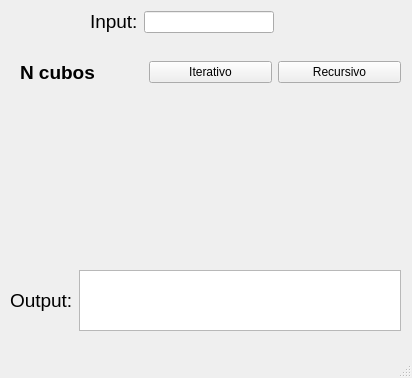
First picture: the form in mainwindow.ui, repository cpedrohenrique1/recursividade2, before the edit.
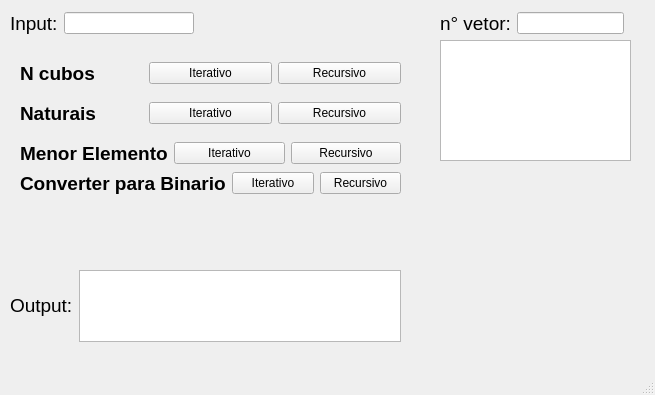
Second picture: the form after the edit.

Commit message: converterBin e menorelemento ainda em testes

Patch:
```diff
--- a/mainwindow.ui
+++ b/mainwindow.ui
@@ -6,21 +6,21 @@
    <rect>
     <x>0</x>
     <y>0</y>
-    <width>412</width>
-    <height>378</height>
+    <width>655</width>
+    <height>395</height>
    </rect>
   </property>
   <property name="windowTitle">
    <string>MainWindow</string>
   </property>
   <widget class="QWidget" name="centralwidget">
-   <widget class="QWidget" name="">
+   <widget class="QWidget" name="layoutWidget">
     <property name="geometry">
      <rect>
       <x>20</x>
       <y>60</y>
       <width>381</width>
-      <height>25</height>
+      <height>27</height>
      </rect>
     </property>
     <layout class="QHBoxLayout" name="horizontalLayout">
@@ -47,13 +47,13 @@
      </item>
     </layout>
    </widget>
-   <widget class="QWidget" name="">
+   <widget class="QWidget" name="layoutWidget">
     <property name="geometry">
      <rect>
-      <x>90</x>
+      <x>10</x>
       <y>10</y>
       <width>184</width>
-      <height>24</height>
+      <height>27</height>
      </rect>
     </property>
     <layout class="QHBoxLayout" name="horizontalLayout_2">
@@ -69,13 +69,13 @@
      </item>
     </layout>
    </widget>
-   <widget class="QWidget" name="">
+   <widget class="QWidget" name="layoutWidget">
     <property name="geometry">
      <rect>
       <x>10</x>
       <y>270</y>
       <width>391</width>
-      <height>61</height>
+      <height>72</height>
      </rect>
     </property>
     <layout class="QHBoxLayout" name="horizontalLayout_3">
@@ -91,6 +91,137 @@
      </item>
     </layout>
    </widget>
+   <widget class="QWidget" name="layoutWidget_2">
+    <property name="geometry">
+     <rect>
+      <x>20</x>
+      <y>100</y>
+      <width>381</width>
+      <height>27</height>
+     </rect>
+    </property>
+    <layout class="QHBoxLayout" name="horizontalLayout_4">
+     <item>
+      <widget class="QLabel" name="label_4">
+       <property name="text">
+        <string>&lt;html&gt;&lt;head/&gt;&lt;body&gt;&lt;p&gt;&lt;span style=&quot; font-size:14pt; font-weight:700;&quot;&gt;Naturais&lt;/span&gt;&lt;/p&gt;&lt;/body&gt;&lt;/html&gt;</string>
+       </property>
+      </widget>
+     </item>
+     <item>
+      <widget class="QPushButton" name="pushButton_NaturaisIterativo">
+       <property name="text">
+        <string>Iterativo</string>
+       </property>
+      </widget>
+     </item>
+     <item>
+      <widget class="QPushButton" name="pushButton_NaturaisRecursivo">
+       <property name="text">
+        <string>Recursivo</string>
+       </property>
+      </widget>
+     </item>
+    </layout>
+   </widget>
+   <widget class="QWidget" name="layoutWidget_3">
+    <property name="geometry">
+     <rect>
+      <x>20</x>
+      <y>140</y>
+      <width>381</width>
+      <height>27</height>
+     </rect>
+    </property>
+    <layout class="QHBoxLayout" name="horizontalLayout_5">
+     <item>
+      <widget class="QLabel" name="label_5">
+       <property name="text">
+        <string>&lt;html&gt;&lt;head/&gt;&lt;body&gt;&lt;p&gt;&lt;span style=&quot; font-size:14pt; font-weight:700;&quot;&gt;Menor Elemento&lt;/span&gt;&lt;/p&gt;&lt;/body&gt;&lt;/html&gt;</string>
+       </property>
+      </widget>
+     </item>
+     <item>
+      <widget class="QPushButton" name="pushButton_menorElementoIterativo">
+       <property name="text">
+        <string>Iterativo</string>
+       </property>
+      </widget>
+     </item>
+     <item>
+      <widget class="QPushButton" name="pushButton_menorElementoRecursivo">
+       <property name="text">
+        <string>Recursivo</string>
+       </property>
+      </widget>
+     </item>
+    </layout>
+   </widget>
+   <widget class="QWidget" name="layoutWidget_4">
+    <property name="geometry">
+     <rect>
+      <x>440</x>
+      <y>10</y>
+      <width>184</width>
+      <height>27</height>
+     </rect>
+    </property>
+    <layout class="QHBoxLayout" name="horizontalLayout_6">
+     <item>
+      <widget class="QLabel" name="label_6">
+       <property name="text">
+        <string>&lt;html&gt;&lt;head/&gt;&lt;body&gt;&lt;p&gt;&lt;span style=&quot; font-size:14pt;&quot;&gt;n° vetor:&lt;/span&gt;&lt;/p&gt;&lt;/body&gt;&lt;/html&gt;</string>
+       </property>
+      </widget>
+     </item>
+     <item>
+      <widget class="QLineEdit" name="lineEdit_inputVetor"/>
+     </item>
+    </layout>
+   </widget>
+   <widget class="QTextEdit" name="textEdit_outputVetor">
+    <property name="geometry">
+     <rect>
+      <x>440</x>
+      <y>40</y>
+      <width>191</width>
+      <height>121</height>
+     </rect>
+    </property>
+   </widget>
+   <widget class="QWidget" name="layoutWidget_5">
+    <property name="geometry">
+     <rect>
+      <x>20</x>
+      <y>170</y>
+      <width>381</width>
+      <height>27</height>
+     </rect>
+    </property>
+    <layout class="QHBoxLayout" name="horizontalLayout_7">
+     <item>
+      <widget class="QLabel" name="label_7">
+       <property name="text">
+        <string>&lt;html&gt;&lt;head/&gt;&lt;body&gt;&lt;p&gt;&lt;span style=&quot; font-size:14pt; font-weight:700;&quot;&gt;Converter para Binario&lt;/span&gt;&lt;/p&gt;&lt;/body&gt;&lt;/html&gt;</string>
+       </property>
+      </widget>
+     </item>
+     <item>
+      <widget class="QPushButton" name="pushButton_converterBinarioIterativo">
+       <property name="text">
+        <string>Iterativo</string>
+       </property>
+      </widget>
+     </item>
+     <item>
+      <widget class="QPushButton" name="pushButton_converterBinarioRecursivo">
+       <property name="text">
+        <string>Recursivo</string>
+       </property>
+      </widget>
+     </item>
+    </layout>
+   </widget>
   </widget>
   <widget class="QMenuBar" name="menubar">
    <property name="geometry">
```
Left out of the diff: 4 changed lines with no effect on the pictures. The commit also changes 11 other files.
